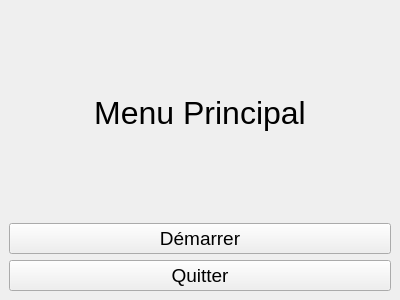
Old version of the form src/menuwindow.ui in the repository GagaYaba/pong.
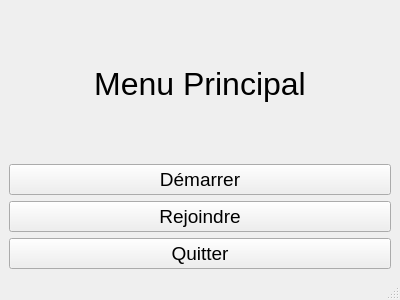
New version of the form.

Commit message: Ajout de fonctions encode et decode pour pouvoir rejoindre une partie, rajout des dialog lier au start et join, modification de l'interface menu pour rajout le join.

```diff
--- a/src/menuwindow.ui
+++ b/src/menuwindow.ui
@@ -42,6 +42,18 @@
                         </property>
                     </widget>
                 </item>
+                <item>
+                    <widget class="QPushButton" name="joinButton">
+                        <property name="text">
+                            <string>Rejoindre</string>
+                        </property>
+                        <property name="font">
+                            <font>
+                                <pointsize>14</pointsize>
+                            </font>
+                        </property>
+                    </widget>
+                </item>
                 <item>
                     <widget class="QPushButton" name="quitButton">
                         <property name="text">
@@ -56,7 +68,8 @@
                 </item>
             </layout>
         </widget>
-        <addaction name="quitAction"/>
+        <widget class="QMenuBar" name="menubar"/>
+        <widget class="QStatusBar" name="statusbar"/>
     </widget>
     <resources/>
     <connections/>
```
The commit also changes 12 other files.
